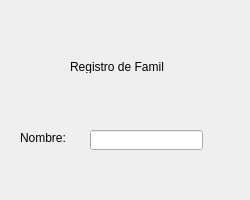
pacheevb/ED_Proyecto2, file registrofamilia.ui: the form before one commit.
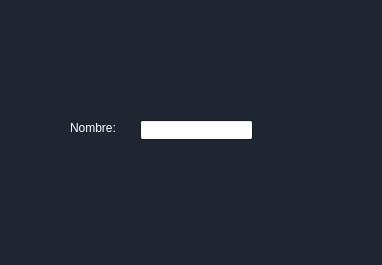
The form after the commit. Icons and pictures are not drawn.

What changed in the file:
```diff
--- a/registrofamilia.ui
+++ b/registrofamilia.ui
@@ -6,35 +6,142 @@
    <rect>
     <x>0</x>
     <y>0</y>
-    <width>250</width>
-    <height>200</height>
+    <width>382</width>
+    <height>265</height>
    </rect>
   </property>
+  <property name="palette">
+   <palette>
+    <active>
+     <colorrole role="Base">
+      <brush brushstyle="SolidPattern">
+       <color alpha="255">
+        <red>255</red>
+        <green>255</green>
+        <blue>255</blue>
+       </color>
+      </brush>
+     </colorrole>
+     <colorrole role="Window">
+      <brush brushstyle="SolidPattern">
+       <color alpha="255">
+        <red>31</red>
+        <green>37</green>
+        <blue>49</blue>
+       </color>
+      </brush>
+     </colorrole>
+    </active>
+    <inactive>
+     <colorrole role="Base">
+      <brush brushstyle="SolidPattern">
+       <color alpha="255">
+        <red>255</red>
+        <green>255</green>
+        <blue>255</blue>
+       </color>
+      </brush>
+     </colorrole>
+     <colorrole role="Window">
+      <brush brushstyle="SolidPattern">
+       <color alpha="255">
+        <red>31</red>
+        <green>37</green>
+        <blue>49</blue>
+       </color>
+      </brush>
+     </colorrole>
+    </inactive>
+    <disabled>
+     <colorrole role="Base">
+      <brush brushstyle="SolidPattern">
+       <color alpha="255">
+        <red>31</red>
+        <green>37</green>
+        <blue>49</blue>
+       </color>
+      </brush>
+     </colorrole>
+     <colorrole role="Window">
+      <brush brushstyle="SolidPattern">
+       <color alpha="255">
+        <red>31</red>
+        <green>37</green>
+        <blue>49</blue>
+       </color>
+      </brush>
+     </colorrole>
+    </disabled>
+   </palette>
+  </property>
   <property name="windowTitle">
    <string>Dialog</string>
   </property>
   <widget class="QLabel" name="label">
    <property name="geometry">
     <rect>
-     <x>70</x>
-     <y>60</y>
-     <width>94</width>
-     <height>13</height>
+     <x>29</x>
+     <y>30</y>
+     <width>321</width>
+     <height>31</height>
     </rect>
    </property>
    <property name="text">
-    <string>Registro de Familia:</string>
+    <string/>
+   </property>
+   <property name="pixmap">
+    <pixmap resource="recursos.qrc">:/Recursos/lb_regFamilia.png</pixmap>
+   </property>
+   <property name="scaledContents">
+    <bool>true</bool>
    </property>
   </widget>
   <widget class="QLabel" name="label_2">
    <property name="geometry">
     <rect>
-     <x>20</x>
-     <y>130</y>
+     <x>70</x>
+     <y>120</y>
      <width>51</width>
      <height>16</height>
     </rect>
    </property>
+   <property name="palette">
+    <palette>
+     <active>
+      <colorrole role="WindowText">
+       <brush brushstyle="SolidPattern">
+        <color alpha="255">
+         <red>255</red>
+         <green>255</green>
+         <blue>255</blue>
+        </color>
+       </brush>
+      </colorrole>
+     </active>
+     <inactive>
+      <colorrole role="WindowText">
+       <brush brushstyle="SolidPattern">
+        <color alpha="255">
+         <red>255</red>
+         <green>255</green>
+         <blue>255</blue>
+        </color>
+       </brush>
+      </colorrole>
+     </inactive>
+     <disabled>
+      <colorrole role="WindowText">
+       <brush brushstyle="SolidPattern">
+        <color alpha="255">
+         <red>120</red>
+         <green>120</green>
+         <blue>120</blue>
+        </color>
+       </brush>
+      </colorrole>
+     </disabled>
+    </palette>
+   </property>
    <property name="text">
     <string>Nombre:</string>
    </property>
@@ -42,13 +149,50 @@
   <widget class="QLineEdit" name="lineEdit">
    <property name="geometry">
     <rect>
-     <x>90</x>
-     <y>130</y>
+     <x>140</x>
+     <y>120</y>
      <width>113</width>
      <height>20</height>
     </rect>
    </property>
   </widget>
+  <widget class="QPushButton" name="btn_guardarFam">
+   <property name="geometry">
+    <rect>
+     <x>270</x>
+     <y>210</y>
+     <width>91</width>
+     <height>41</height>
+    </rect>
+   </property>
+   <property name="text">
+    <string/>
+   </property>
+   <property name="flat">
+    <bool>true</bool>
+   </property>
+  </widget>
+  <widget class="QLabel" name="label_3">
+   <property name="geometry">
+    <rect>
+     <x>260</x>
+     <y>200</y>
+     <width>111</width>
+     <height>61</height>
+    </rect>
+   </property>
+   <property name="text">
+    <string/>
+   </property>
+   <property name="pixmap">
+    <pixmap resource="recursos.qrc">:/Recursos/btn_guardar.png</pixmap>
+   </property>
+  </widget>
+  <zorder>label</zorder>
+  <zorder>label_2</zorder>
+  <zorder>lineEdit</zorder>
+  <zorder>label_3</zorder>
+  <zorder>btn_guardarFam</zorder>
  </widget>
  <resources/>
  <connections/>
```
Left out of the diff: 4 changed lines with no effect on the pictures.
